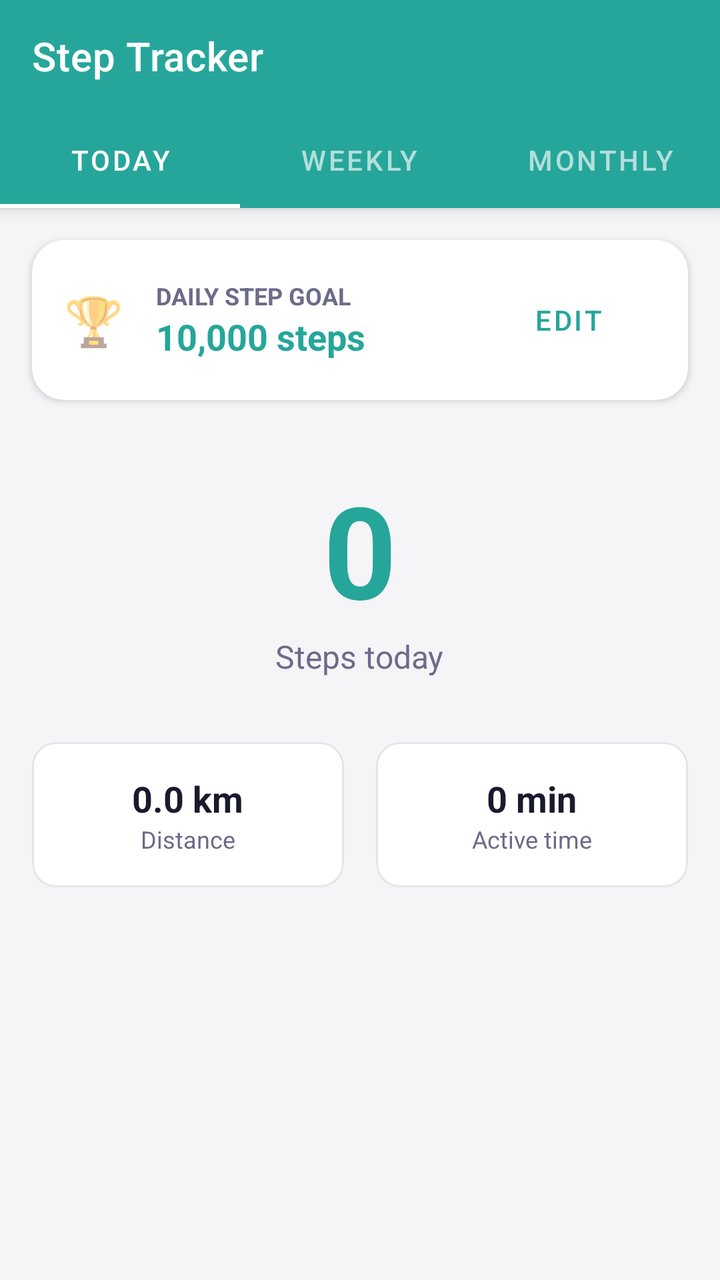
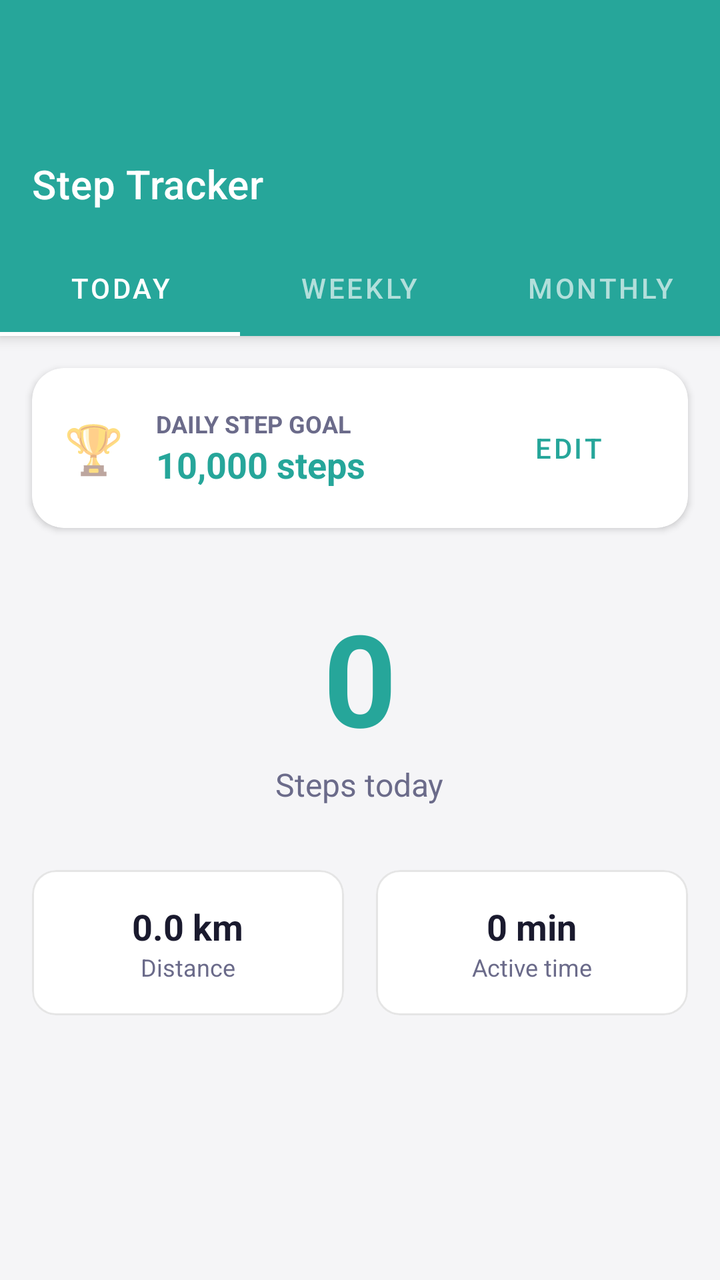

Screens rendered from an Android XML layout before and after an edit, with the pre-edit source and the edit as a unified diff.
<!-- AndroidManifest.xml: application theme Theme.DailyRoutine -->
<!-- res/layout/activity_walking_data.xml -->
<?xml version="1.0" encoding="utf-8"?>
<androidx.coordinatorlayout.widget.CoordinatorLayout xmlns:android="http://schemas.android.com/apk/res/android"
    xmlns:app="http://schemas.android.com/apk/res-auto"
    android:layout_width="match_parent"
    android:layout_height="match_parent"
    android:background="@color/bgPage">

    <com.google.android.material.appbar.AppBarLayout
        android:layout_width="match_parent"
        android:layout_height="wrap_content"
        android:background="@color/healthWalking">

        <androidx.appcompat.widget.Toolbar
            android:id="@+id/toolbar"
            android:layout_width="match_parent"
            android:layout_height="?attr/actionBarSize"
            app:title="Step Tracker"
            app:titleTextColor="@android:color/white"/>

        <com.google.android.material.tabs.TabLayout
            android:id="@+id/tabLayout"
            android:layout_width="match_parent"
            android:layout_height="wrap_content"
            android:background="@color/healthWalking"
            app:tabTextColor="#B2DFDB"
            app:tabSelectedTextColor="@android:color/white"
            app:tabIndicatorColor="@android:color/white"
            app:tabMode="fixed">
            <com.google.android.material.tabs.TabItem android:layout_width="wrap_content" android:layout_height="wrap_content" android:text="Today"/>
            <com.google.android.material.tabs.TabItem android:layout_width="wrap_content" android:layout_height="wrap_content" android:text="Weekly"/>
            <com.google.android.material.tabs.TabItem android:layout_width="wrap_content" android:layout_height="wrap_content" android:text="Monthly"/>
        </com.google.android.material.tabs.TabLayout>

    </com.google.android.material.appbar.AppBarLayout>

    <LinearLayout
        android:layout_width="match_parent"
        android:layout_height="match_parent"
        android:orientation="vertical"
        app:layout_behavior="@string/appbar_scrolling_view_behavior">

        
        <com.google.android.material.card.MaterialCardView
            android:layout_width="match_parent"
            android:layout_height="wrap_content"
            android:layout_margin="16dp"
            app:cardCornerRadius="16dp"
            app:cardElevation="2dp">
            <LinearLayout
                android:layout_width="match_parent"
                android:layout_height="wrap_content"
                android:orientation="horizontal"
                android:padding="16dp"
                android:gravity="center_vertical">
                <TextView android:layout_width="wrap_content" android:layout_height="wrap_content" android:text="🏆" android:textSize="24sp"/>
                <LinearLayout android:layout_width="0dp" android:layout_height="wrap_content" android:layout_weight="1" android:layout_marginStart="16dp" android:orientation="vertical">
                    <TextView android:layout_width="wrap_content" android:layout_height="wrap_content" android:text="Daily Step Goal" android:textSize="12sp" android:textStyle="bold" android:textColor="@color/textSecondary" android:textAllCaps="true"/>
                    <TextView android:id="@+id/tvStepGoal" android:layout_width="wrap_content" android:layout_height="wrap_content" android:text="10,000 steps" android:textSize="18sp" android:textStyle="bold" android:textColor="@color/healthWalking"/>
                </LinearLayout>
                <Button android:id="@+id/btnEditStepGoal" style="@style/Widget.MaterialComponents.Button.TextButton" android:layout_width="wrap_content" android:layout_height="wrap_content" android:text="Edit" android:textColor="@color/healthWalking"/>
            </LinearLayout>
        </com.google.android.material.card.MaterialCardView>

        <FrameLayout
            android:id="@+id/container"
            android:layout_width="match_parent"
            android:layout_height="match_parent">

            
            <LinearLayout
                android:id="@+id/viewToday"
                android:layout_width="match_parent"
                android:layout_height="match_parent"
                android:orientation="vertical"
                android:padding="16dp"
                android:gravity="center_horizontal"
                android:visibility="visible">

                <TextView
                    android:id="@+id/tvCurrentSteps"
                    android:layout_width="wrap_content"
                    android:layout_height="wrap_content"
                    android:text="0"
                    android:textSize="64sp"
                    android:textStyle="bold"
                    android:textColor="@color/healthWalking"/>

                <TextView
                    android:layout_width="wrap_content"
                    android:layout_height="wrap_content"
                    android:text="Steps today"
                    android:textSize="16sp"
                    android:textColor="@color/textSecondary"/>

                <LinearLayout
                    android:layout_width="match_parent"
                    android:layout_height="wrap_content"
                    android:orientation="horizontal"
                    android:layout_marginTop="32dp">

                    <com.google.android.material.card.MaterialCardView
                        android:layout_width="0dp"
                        android:layout_height="wrap_content"
                        android:layout_weight="1"
                        android:layout_marginEnd="8dp"
                        app:cardCornerRadius="12dp"
                        app:cardElevation="0dp"
                        app:strokeWidth="1dp"
                        app:strokeColor="#1A000000">
                        <LinearLayout android:layout_width="match_parent" android:layout_height="wrap_content" android:orientation="vertical" android:padding="16dp" android:gravity="center">
                            <TextView android:id="@+id/tvDistance" android:layout_width="wrap_content" android:layout_height="wrap_content" android:text="0.0 km" android:textStyle="bold" android:textSize="18sp" android:textColor="@color/textPrimary"/>
                            <TextView android:layout_width="wrap_content" android:layout_height="wrap_content" android:text="Distance" android:textSize="12sp" android:textColor="@color/textSecondary"/>
                        </LinearLayout>
                    </com.google.android.material.card.MaterialCardView>

                    <com.google.android.material.card.MaterialCardView
                        android:layout_width="0dp"
                        android:layout_height="wrap_content"
                        android:layout_weight="1"
                        android:layout_marginStart="8dp"
                        app:cardCornerRadius="12dp"
                        app:cardElevation="0dp"
                        app:strokeWidth="1dp"
                        app:strokeColor="#1A000000">
                        <LinearLayout android:layout_width="match_parent" android:layout_height="wrap_content" android:orientation="vertical" android:padding="16dp" android:gravity="center">
                            <TextView android:id="@+id/tvDuration" android:layout_width="wrap_content" android:layout_height="wrap_content" android:text="0 min" android:textStyle="bold" android:textSize="18sp" android:textColor="@color/textPrimary"/>
                            <TextView android:layout_width="wrap_content" android:layout_height="wrap_content" android:text="Active time" android:textSize="12sp" android:textColor="@color/textSecondary"/>
                        </LinearLayout>
                    </com.google.android.material.card.MaterialCardView>
                </LinearLayout>

            </LinearLayout>

            
            <LinearLayout
                android:id="@+id/viewWeekly"
                android:layout_width="match_parent"
                android:layout_height="match_parent"
                android:orientation="vertical"
                android:visibility="gone">

                <HorizontalScrollView
                    android:layout_width="match_parent"
                    android:layout_height="300dp"
                    android:scrollbars="none">
                    <LinearLayout
                        android:id="@+id/llWeeklyStepsGraph"
                        android:layout_width="wrap_content"
                        android:layout_height="match_parent"
                        android:orientation="horizontal"
                        android:padding="16dp"
                        android:gravity="bottom"/>
                </HorizontalScrollView>

            </LinearLayout>

            
            <LinearLayout
                android:id="@+id/viewMonthly"
                android:layout_width="match_parent"
                android:layout_height="match_parent"
                android:orientation="vertical"
                android:visibility="gone">

                <HorizontalScrollView
                    android:layout_width="match_parent"
                    android:layout_height="300dp"
                    android:scrollbars="none">
                    <LinearLayout
                        android:id="@+id/llMonthlyStepsGraph"
                        android:layout_width="wrap_content"
                        android:layout_height="match_parent"
                        android:orientation="horizontal"
                        android:padding="16dp"
                        android:gravity="bottom"/>
                </HorizontalScrollView>

            </LinearLayout>

        </FrameLayout>

    </LinearLayout>

</androidx.coordinatorlayout.widget.CoordinatorLayout>
<!-- resources referenced by this layout -->
<resources>
  <color name="bgPage">#F5F5F7</color>
  <color name="healthWalking">#26A69A</color>
  <color name="textPrimary">#1A1A2E</color>
  <color name="textSecondary">#6B6B8A</color>
  <style name="Theme.DailyRoutine" parent="Theme.MaterialComponents.DayNight.NoActionBar">
          <item name="colorPrimary">@color/primary</item>
          <item name="colorPrimaryVariant">@color/primaryDark</item>
          <item name="colorOnPrimary">@android:color/white</item>
          <item name="colorSecondary">@color/accent</item>
          <item name="colorOnSecondary">@android:color/white</item>
          <item name="android:windowBackground">@color/bgPage</item>
          <item name="android:statusBarColor">@color/statusBar</item>
          <item name="android:navigationBarColor">@color/primaryDark</item>
          
          <item name="dialogCornerRadius">16dp</item>
      </style>
  <color name="primary">#5B5FEF</color>
  <color name="primaryDark">#3F41C2</color>
  <color name="accent">#7E57C2</color>
  <color name="statusBar">#5B5FEF</color>
</resources>

<!-- the commit's change to res/layout/activity_walking_data.xml (unified diff, before → after) -->
@@ -8,7 +8,8 @@
     <com.google.android.material.appbar.AppBarLayout
         android:layout_width="match_parent"
         android:layout_height="wrap_content"
-        android:background="@color/healthWalking">
+        android:background="@color/healthWalking"
+        android:paddingTop="64dp">
 
         <androidx.appcompat.widget.Toolbar
             android:id="@+id/toolbar"
@@ -37,6 +38,7 @@
         android:layout_width="match_parent"
         android:layout_height="match_parent"
         android:orientation="vertical"
+        android:paddingBottom="80dp"
         app:layout_behavior="@string/appbar_scrolling_view_behavior">
 
         
